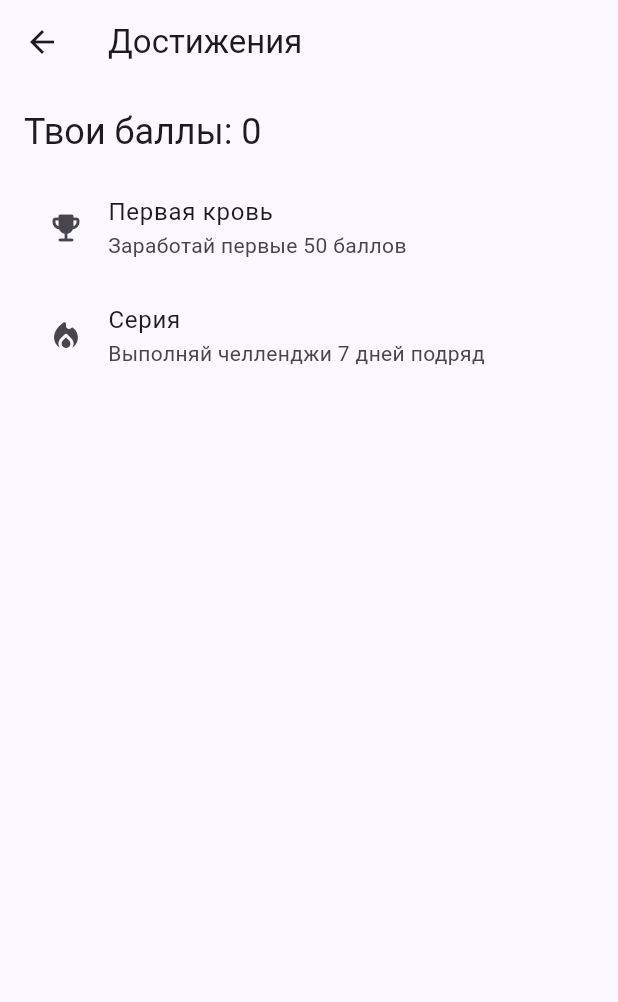
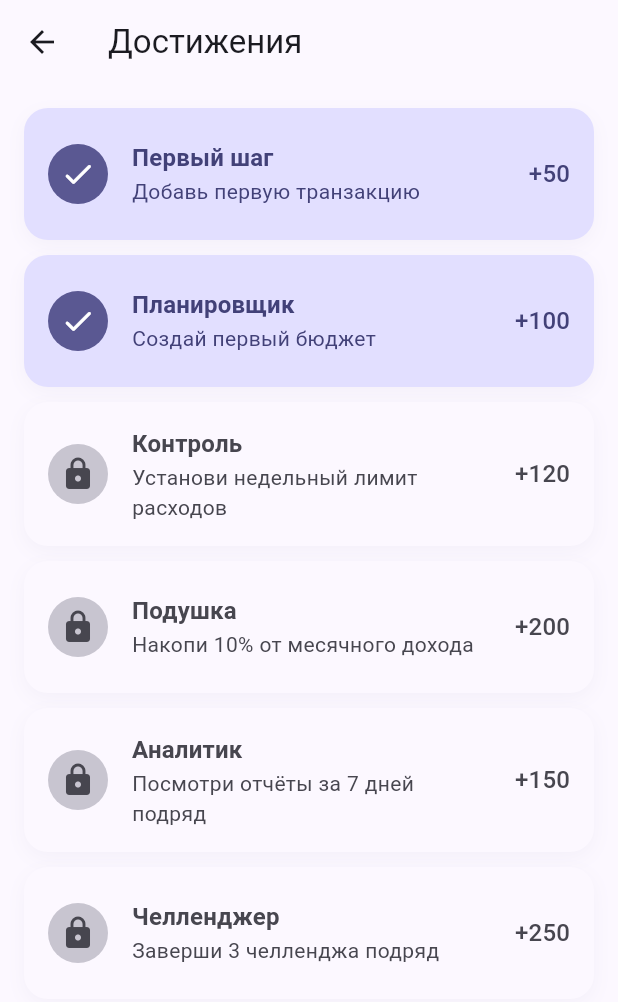
Before and after one commit to TurboVazbudatel/moneyquest_quest, a Flutter app: the AchievementsScreen screen opened directly, on a phone screen of 412 x 824 dp. Shown: the top 1002 px of the screen. Run offline on Flutter 3.47's test engine with Material 3 defaults, Android fonts, the phone set to English and light mode, and no system bars; our stand-ins replace firebase_auth, firebase_core, fl_chart, hive_flutter, share_plus, shared_preferences and 1 more; accounts and stored records are empty; statements that could not run were skipped.

Commit message:
feat(achievements): basic Achievements screen and menu entry

```diff
--- a/lib/features/achievements/presentation/achievements_screen.dart
+++ b/lib/features/achievements/presentation/achievements_screen.dart
@@ -1,37 +1,63 @@
 import 'package:flutter/material.dart';
-import 'package:moneyquest_quest/data/services/points_service.dart';
 
 class AchievementsScreen extends StatelessWidget {
   const AchievementsScreen({super.key});
 
   @override
   Widget build(BuildContext context) {
-    final svc = PointsService();
+    final theme = Theme.of(context);
+    final items = <_Ach>[
+      _Ach('Первый шаг', 'Добавь первую транзакцию', 50, true),
+      _Ach('Планировщик', 'Создай первый бюджет', 100, true),
+      _Ach('Контроль', 'Установи недельный лимит расходов', 120, false),
+      _Ach('Подушка', 'Накопи 10% от месячного дохода', 200, false),
+      _Ach('Аналитик', 'Посмотри отчёты за 7 дней подряд', 150, false),
+      _Ach('Челленджер', 'Заверши 3 челленджа подряд', 250, false),
+    ];
+
     return Scaffold(
       appBar: AppBar(title: const Text('Достижения')),
-      body: FutureBuilder<int>(
-        future: svc.total(),
-        builder: (context, snap) {
-          final pts = snap.data ?? 0;
-          return ListView(
-            padding: const EdgeInsets.all(16),
-            children: [
-              Text('Твои баллы: $pts', style: Theme.of(context).textTheme.headlineSmall),
-              const SizedBox(height: 12),
-              const ListTile(
-                leading: Icon(Icons.emoji_events_rounded),
-                title: Text('Первая кровь'),
-                subtitle: Text('Заработай первые 50 баллов'),
+      body: ListView.separated(
+        padding: const EdgeInsets.all(16),
+        itemCount: items.length,
+        separatorBuilder: (_, __) => const SizedBox(height: 10),
+        itemBuilder: (context, i) {
+          final a = items[i];
+          final color = a.unlocked ? theme.colorScheme.primaryContainer : theme.colorScheme.surface;
+          final onColor = a.unlocked ? theme.colorScheme.onPrimaryContainer : theme.colorScheme.onSurfaceVariant;
+          return Container(
+            decoration: BoxDecoration(
+              color: color,
+              borderRadius: BorderRadius.circular(16),
+              boxShadow: [
+                BoxShadow(
+                  color: theme.colorScheme.primary.withOpacity(0.05),
+                  blurRadius: 10,
+                  offset: const Offset(0, 4),
+                ),
+              ],
+            ),
+            child: ListTile(
+              contentPadding: const EdgeInsets.symmetric(horizontal: 16, vertical: 8),
+              leading: CircleAvatar(
+                backgroundColor: a.unlocked ? theme.colorScheme.primary : theme.colorScheme.outlineVariant,
+                child: Icon(a.unlocked ? Icons.check_rounded : Icons.lock_rounded, color: a.unlocked ? theme.colorScheme.onPrimary : theme.colorScheme.onSurfaceVariant),
               ),
-              const ListTile(
-                leading: Icon(Icons.local_fire_department_rounded),
-                title: Text('Серия'),
-                subtitle: Text('Выполняй челленджи 7 дней подряд'),
-              ),
-            ],
+              title: Text(a.title, style: theme.textTheme.titleMedium?.copyWith(color: onColor, fontWeight: FontWeight.w700)),
+              subtitle: Text(a.desc, style: theme.textTheme.bodyMedium?.copyWith(color: onColor)),
+              trailing: Text('+${a.points}', style: theme.textTheme.titleMedium?.copyWith(color: onColor)),
+            ),
           );
         },
       ),
     );
   }
 }
+
+class _Ach {
+  final String title;
+  final String desc;
+  final int points;
+  final bool unlocked;
+  const _Ach(this.title, this.desc, this.points, this.unlocked);
+}
```
Also changed, not shown: lib/features/home/presentation/home_screen.dart (+8 -0 lines), lib/features/leaderboard/presentation/leaderboard_screen.dart (+34 -25 lines).
